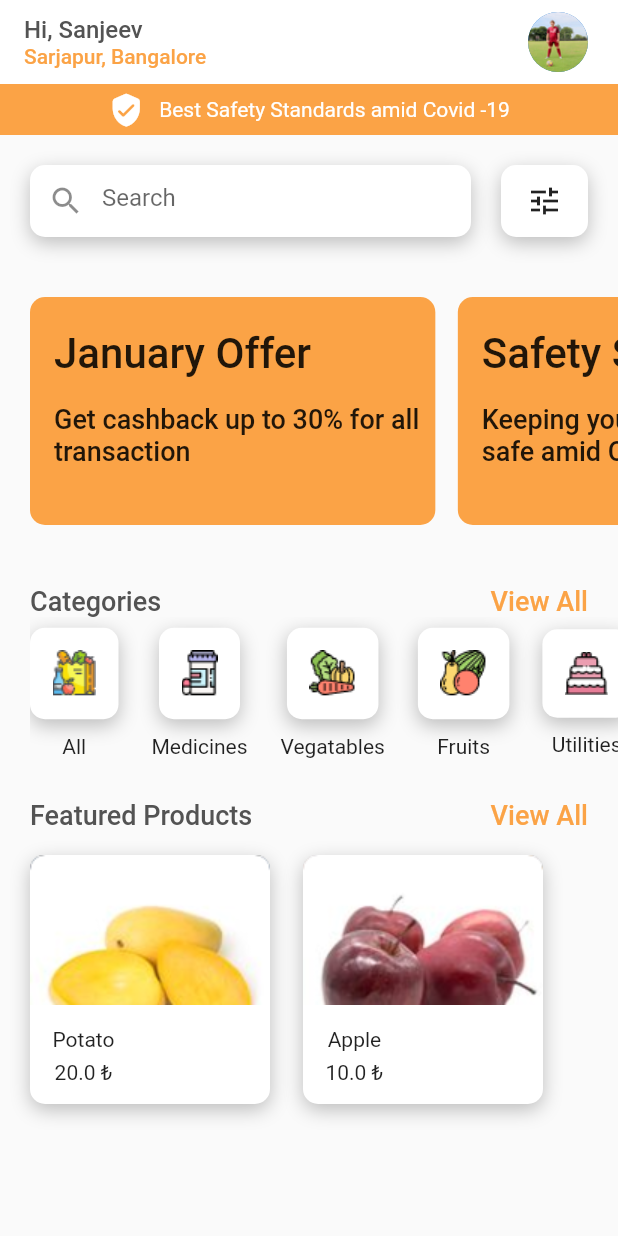
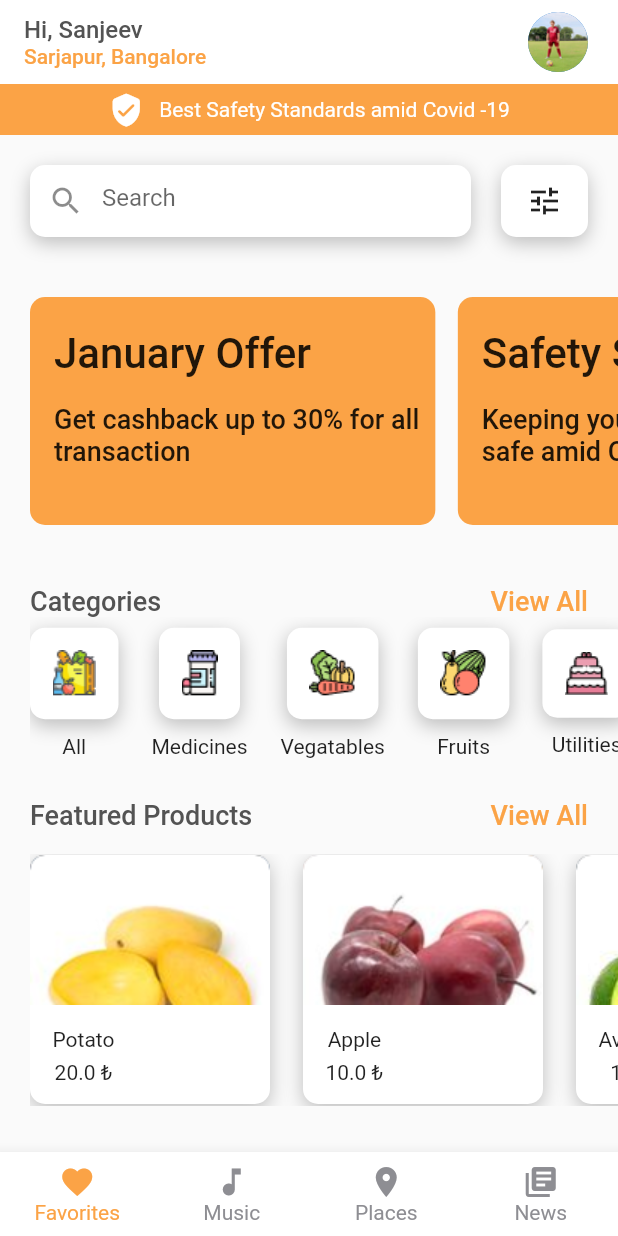
Before and after one commit to turan1302/flutter-commerce, a Flutter app: the screen it shows after launch, on a phone screen of 412 x 824 dp. Run offline on Flutter 3.47's test engine with Material 2 defaults, Android fonts, the phone set to English and light mode, and no system bars.

Commit message:
Bottombar kısmı eklenmesi ayarlandı. Simdi ozellestirilmesi gerceklestirilecek

```diff
--- a/lib/sayfalar/Anasayfa.dart
+++ b/lib/sayfalar/Anasayfa.dart
@@ -1,6 +1,7 @@
 import 'package:flutter/material.dart';
 import 'package:flutter_commerce/sabitler/ext.dart';
 import 'package:flutter_commerce/servisler/anasayfa.dart';
+import 'package:flutter_commerce/widget/bottomBar.dart';
 
 class Anasayfa extends StatefulWidget {
   const Anasayfa({Key? key}) : super(key: key);
@@ -14,6 +15,7 @@ class _AnasayfaState extends State<Anasayfa> {
   Widget build(BuildContext context) {
     return SafeArea(
       child: Scaffold(
+        bottomNavigationBar: BottomBar(),
         appBar: buildAppBar(),
         body: SingleChildScrollView(
           child: Container(
@@ -227,10 +229,11 @@ class _AnasayfaState extends State<Anasayfa> {
       padding: EdgeInsets.only(top: 20, bottom: 20, left: 20),
       child: Container(
         height: 152,
-        child: ListView(
+        child: ListView.builder(
           scrollDirection: Axis.horizontal,
-          children: [
-            Padding(
+          itemCount: homeSliders.length,
+          itemBuilder: (context,index){
+            return Padding(
               padding: const EdgeInsets.only(right: 15),
               child: AspectRatio(
                 aspectRatio: 4 / 2.25,
@@ -241,13 +244,13 @@ class _AnasayfaState extends State<Anasayfa> {
                     children: [
                       Padding(
                         padding: EdgeInsets.only(top: 21, left: 16),
-                        child: Text("January Offer",
+                        child: Text(homeSliders[index]['title'],
                             style: TextStyle(
                                 fontSize: 28, fontWeight: FontWeight.w500)),
                       ),
                       Padding(
                         padding: EdgeInsets.only(top: 17, left: 16),
-                        child: Text("Get cashback up to 30% for all transaction",
+                        child: Text(homeSliders[index]['subtitle'],
                             style: TextStyle(
                                 fontSize: 18, fontWeight: FontWeight.w500)),
                       ),
@@ -258,37 +261,8 @@ class _AnasayfaState extends State<Anasayfa> {
                       borderRadius: BorderRadius.circular(10)),
                 ),
               ),
-            ),
-            Padding(
-              padding: const EdgeInsets.only(right: 15),
-              child: AspectRatio(
-                aspectRatio: 4 / 2.25,
-                child: Container(
-                  height: 152,
-                  child: Column(
-                    crossAxisAlignment: CrossAxisAlignment.start,
-                    children: [
-                      Padding(
-                        padding: EdgeInsets.only(top: 21, left: 16),
-                        child: Text("Safety Standards",
-                            style: TextStyle(
-                                fontSize: 28, fontWeight: FontWeight.w500)),
-                      ),
-                      Padding(
-                        padding: EdgeInsets.only(top: 17, left: 16),
-                        child: Text("Keeping you and our partners safe amid Covid -19",
-                            style: TextStyle(
-                                fontSize: 18, fontWeight: FontWeight.w500)),
-                      ),
-                    ],
-                  ),
-                  decoration: BoxDecoration(
-                      color: HexColor("FBA346"),
-                      borderRadius: BorderRadius.circular(10)),
-                ),
-              ),
-            ),
-          ],
+            );
+          },
         ),
       ),
     );
@@ -358,3 +332,37 @@ class _AnasayfaState extends State<Anasayfa> {
     );
   }
 }
+
+
+/*
+            Padding(
+              padding: const EdgeInsets.only(right: 15),
+              child: AspectRatio(
+                aspectRatio: 4 / 2.25,
+                child: Container(
+                  height: 152,
+                  child: Column(
+                    crossAxisAlignment: CrossAxisAlignment.start,
+                    children: [
+                      Padding(
+                        padding: EdgeInsets.only(top: 21, left: 16),
+                        child: Text("January Offer",
+                            style: TextStyle(
+                                fontSize: 28, fontWeight: FontWeight.w500)),
+                      ),
+                      Padding(
+                        padding: EdgeInsets.only(top: 17, left: 16),
+                        child: Text("Get cashback up to 30% for all transaction",
+                            style: TextStyle(
+                                fontSize: 18, fontWeight: FontWeight.w500)),
+                      ),
+                    ],
+                  ),
+                  decoration: BoxDecoration(
+                      color: HexColor("FBA346"),
+                      borderRadius: BorderRadius.circular(10)),
+                ),
+              ),
+            ),
+
+ */
--- a/lib/servisler/anasayfa.dart
+++ b/lib/servisler/anasayfa.dart
@@ -1,3 +1,8 @@
+List<Map> homeSliders = [
+  {"title" : "January Offer","subtitle" : "Get cashback up to 30% for all transaction"},
+  {"title" : "Safety Standards","subtitle" : "Keeping you and our partners safe amid Covid -19"},
+];
+
 List<Map> homeCategories = [
   {"name": 'All', "image": "assets/categories/all.png"},
   {"name": 'Medicines', "image": "assets/categories/medicines.png"},
@@ -8,5 +13,6 @@ List<Map> homeCategories = [
 
 List<Map> homeFeatured = [
   {"image": "assets/featured/potato.png", "name": "Potato","price" : 20.00},
-  {"image": "assets/featured/apple.png", "name": "Apple","price" : 10.00}
+  {"image": "assets/featured/apple.png", "name": "Apple","price" : 10.00},
+  {"image": "assets/featured/avocado.png", "name": "Avocado","price" : 15.00},
 ];
--- /dev/null
+++ b/lib/widget/bottomBar.dart
@@ -0,0 +1,44 @@
+import 'package:flutter/material.dart';
+import 'package:flutter_commerce/sabitler/ext.dart';
+
+class BottomBar extends StatefulWidget {
+  const BottomBar({Key? key}) : super(key: key);
+
+  @override
+  State<BottomBar> createState() => _BottomBarState();
+}
+
+class _BottomBarState extends State<BottomBar> {
+  @override
+  Widget build(BuildContext context) {
+    return BottomNavigationBar(
+      type: BottomNavigationBarType.fixed,
+      backgroundColor: Colors.white,
+      selectedItemColor: HexColor("FBA346"),
+      unselectedItemColor: HexColor("8E8E93"),
+      selectedFontSize: 14,
+      unselectedFontSize: 14,
+      items: [
+        BottomNavigationBarItem(
+          label: "Favorites",
+          icon: Icon(Icons.favorite),
+        ),
+        BottomNavigationBarItem(
+          label: "Music",
+          icon: Icon(Icons.music_note),
+        ),
+        BottomNavigationBarItem(
+          label: "Places",
+          icon: Icon(Icons.location_on),
+        ),
+        BottomNavigationBarItem(
+          label: "News",
+          icon: Icon(Icons.library_books),
+        ),
+      ],
+      onTap: (value) {
+        // Respond to item press.
+      },
+    );
+  }
+}
```
Also changed, not shown: assets/featured/avocado.png.
